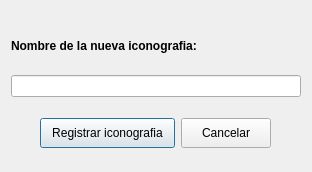
Old version of the form regicon.ui in the repository Gabrielnz/pasantia-CIMBUC.
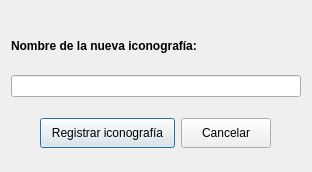
New version of the form. Icons and pictures are not drawn.

```diff
--- a/regicon.ui
+++ b/regicon.ui
@@ -37,7 +37,7 @@
        <item>
         <widget class="QLabel" name="etqIcon">
          <property name="text">
-          <string>&lt;html&gt;&lt;head/&gt;&lt;body&gt;&lt;p&gt;&lt;span style=&quot; font-weight:600;&quot;&gt;Nombre de la nueva iconografia:&lt;/span&gt;&lt;/p&gt;&lt;/body&gt;&lt;/html&gt;</string>
+          <string>&lt;html&gt;&lt;head/&gt;&lt;body&gt;&lt;p&gt;&lt;span style=&quot; font-weight:600;&quot;&gt;Nombre de la nueva iconografía:&lt;/span&gt;&lt;/p&gt;&lt;/body&gt;&lt;/html&gt;</string>
          </property>
         </widget>
        </item>
@@ -105,7 +105,7 @@
           </size>
          </property>
          <property name="text">
-          <string>Registrar iconografia</string>
+          <string>Registrar iconografía</string>
          </property>
         </widget>
        </item>
```
Left out of the diff: 10 changed lines with no effect on the pictures.
